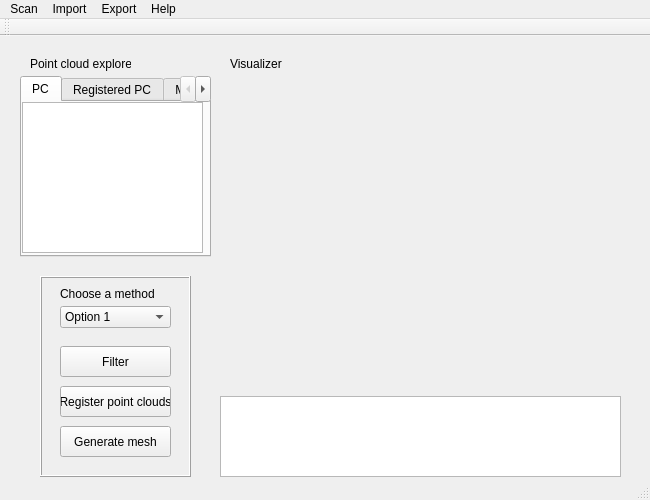
AntoineMerlet/3DScan, file SourceCode/GUI/mainwindow.ui: the form before one commit.
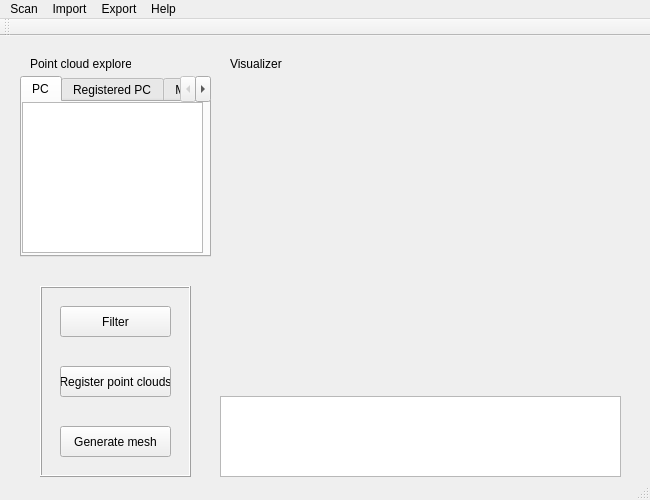
The form after the commit. Icons and pictures are not drawn. Custom widgets are drawn as their Qt base class.

```diff
--- a/SourceCode/GUI/mainwindow.ui
+++ b/SourceCode/GUI/mainwindow.ui
@@ -76,9 +76,9 @@
     <property name="geometry">
      <rect>
       <x>40</x>
-      <y>240</y>
+      <y>250</y>
       <width>151</width>
-      <height>201</height>
+      <height>191</height>
      </rect>
     </property>
     <property name="frameShape">
@@ -91,7 +91,7 @@
      <property name="geometry">
       <rect>
        <x>20</x>
-       <y>110</y>
+       <y>80</y>
        <width>111</width>
        <height>31</height>
       </rect>
@@ -104,7 +104,7 @@
      <property name="geometry">
       <rect>
        <x>20</x>
-       <y>150</y>
+       <y>140</y>
        <width>111</width>
        <height>31</height>
       </rect>
@@ -117,7 +117,7 @@
      <property name="geometry">
       <rect>
        <x>20</x>
-       <y>70</y>
+       <y>20</y>
        <width>111</width>
        <height>31</height>
       </rect>
@@ -126,44 +126,6 @@
       <string>Filter</string>
      </property>
     </widget>
-    <widget class="QComboBox" name="methods_cb">
-     <property name="geometry">
-      <rect>
-       <x>20</x>
-       <y>30</y>
-       <width>111</width>
-       <height>22</height>
-      </rect>
-     </property>
-     <item>
-      <property name="text">
-       <string>Option 1</string>
-      </property>
-     </item>
-     <item>
-      <property name="text">
-       <string>Option 2</string>
-      </property>
-     </item>
-     <item>
-      <property name="text">
-       <string>Option 3</string>
-      </property>
-     </item>
-    </widget>
-    <widget class="QLabel" name="method_label">
-     <property name="geometry">
-      <rect>
-       <x>20</x>
-       <y>10</y>
-       <width>101</width>
-       <height>16</height>
-      </rect>
-     </property>
-     <property name="text">
-      <string>Choose a method</string>
-     </property>
-    </widget>
    </widget>
    <widget class="QLabel" name="mw_visualizer_label">
     <property name="geometry">
@@ -239,6 +201,16 @@
      <pixmap>../../build-MAGMA-3D-Desktop_Qt_5_7_0_MSVC2015_64bit-Release/logo_small.jpg</pixmap>
     </property>
    </widget>
+   <zorder>mw_explorer_tabwidget</zorder>
+   <zorder>mw_register_frame</zorder>
+   <zorder>mw_visualizer_label</zorder>
+   <zorder>mw_pcexplorer_label</zorder>
+   <zorder>mw_logger_textedit</zorder>
+   <zorder>pcScan</zorder>
+   <zorder>mylogo</zorder>
+   <zorder>mw_generatemesh_pushbutton</zorder>
+   <zorder>filter_pb</zorder>
+   <zorder>mw_register_pc_pushbutton</zorder>
   </widget>
   <widget class="QMenuBar" name="menuBar">
    <property name="geometry">
```
